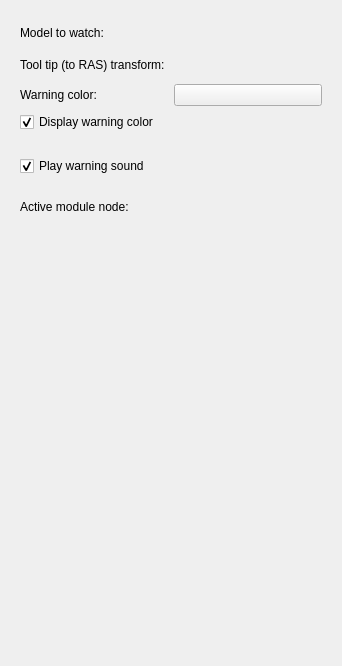
Before: the Qt Designer form BreachWarning/Resources/UI/qSlicerBreachWarningModule.ui in SlicerIGT/SlicerIGT, drawn with Qt 5.
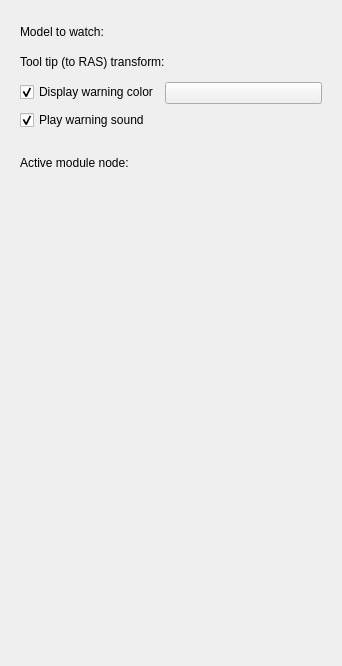
After: the same form once the commit is applied. Custom widgets are drawn as their Qt base class.

Commit message: gui layout reorder

```diff
--- a/BreachWarning/Resources/UI/qSlicerBreachWarningModule.ui
+++ b/BreachWarning/Resources/UI/qSlicerBreachWarningModule.ui
@@ -95,22 +95,21 @@
             </property>
            </widget>
           </item>
-          <item row="2" column="0">
-           <widget class="QLabel" name="label_4">
-            <property name="text">
-             <string>Warning color:</string>
-            </property>
-           </widget>
-          </item>
-          <item row="2" column="1">
-           <widget class="ctkColorPickerButton" name="ColorPickerButton"/>
-          </item>
-         </layout>
-        </item>
        </layout>
       </item>
       <item>
+         <layout class="QFormLayout" name="formLayout">
+          <property name="labelAlignment">
+           <set>Qt::AlignCenter</set>
+          </property>
+          <property name="formAlignment">
+           <set>Qt::AlignCenter</set>
+          </property>
+          <item row="0" column="0">
        <widget class="QCheckBox" name="colorCheckBox">
+            <property name="layoutDirection">
+             <enum>Qt::LeftToRight</enum>
+            </property>
         <property name="text">
          <string>Display warning color</string>
         </property>
@@ -119,16 +118,7 @@
         </property>
        </widget>
       </item>
-     </layout>
-    </widget>
-   </item>
-   <item>
-    <widget class="ctkCollapsibleButton" name="CollapsibleButton_2" native="true">
-     <property name="text" stdset="0">
-      <string>Sound</string>
-     </property>
-     <layout class="QGridLayout" name="gridLayout_3">
-      <item row="0" column="0">
+          <item row="1" column="0">
        <widget class="QCheckBox" name="SoundCheckBox">
         <property name="text">
          <string>Play warning sound</string>
@@ -137,6 +127,13 @@
          <bool>true</bool>
         </property>
        </widget>
+          </item>
+          <item row="0" column="1">
+           <widget class="ctkColorPickerButton" name="ColorPickerButton"/>
+          </item>
+         </layout>
+        </item>
+       </layout>
       </item>
      </layout>
     </widget>
```
Lines whose indentation alone changed are shown as unchanged. The commit also changes 1 other file.
